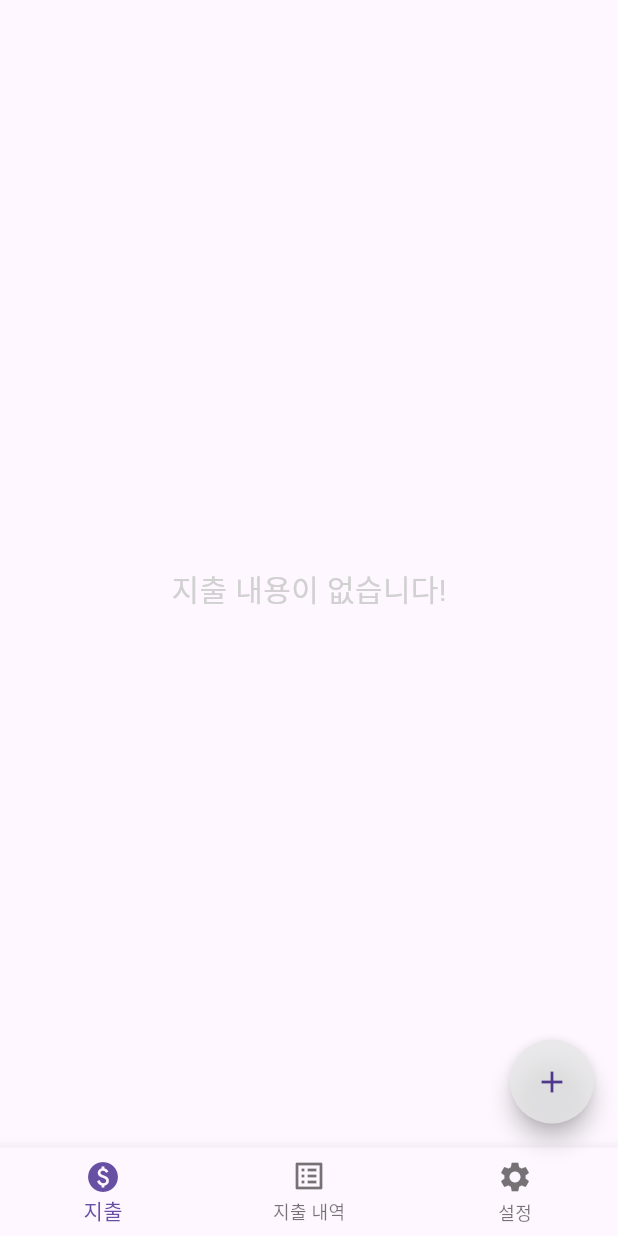
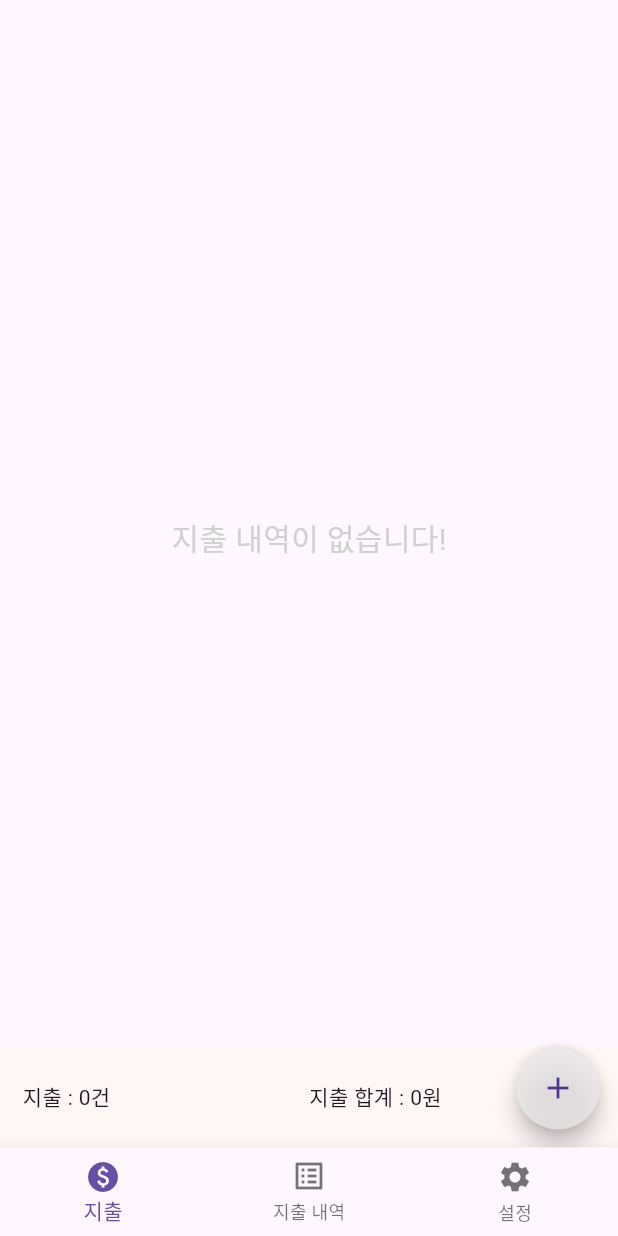
Before and after one commit to KR1023/expense_diary, a Flutter app: the screen it shows after launch, on a phone screen of 412 x 824 dp. Run offline on Flutter 3.47's test engine with Material 3 defaults, Android fonts, the phone set to English and light mode, and no system bars; our stand-ins replace drift, fluttertoast, get_it; accounts and stored records are empty; generated files the repository leaves out were written again.

Commit message:
bottomNavigationItem & expense summary

```diff
--- a/lib/main.dart
+++ b/lib/main.dart
@@ -1,4 +1,5 @@
 import 'package:flutter/material.dart';
+import 'package:expense_diary/screen/root_screen.dart';
 import 'package:expense_diary/screen/home_screen.dart';
 import 'package:expense_diary/database/drift_database.dart';
 import 'package:flutter_localizations/flutter_localizations.dart';
@@ -20,7 +21,7 @@ void main() {
           )
         )
       ),
-      home: HomeScreen(),
+      home: RootScreen(),
       localizationsDelegates: [
         GlobalMaterialLocalizations.delegate,
         GlobalWidgetsLocalizations.delegate,
--- /dev/null
+++ b/lib/screen/calendar_screen.dart
@@ -0,0 +1,18 @@
+import 'package:flutter/material.dart';
+
+class CalendarScreen extends StatefulWidget {
+  @override
+  State<StatefulWidget> createState() => _CalendarScreenState();
+
+}
+
+class _CalendarScreenState extends State<CalendarScreen> {
+  @override
+  Widget build(BuildContext context) {
+    return SafeArea(
+      child: Center(
+        child: Text("Calendar")
+      )
+    );
+  }
+}
--- a/lib/screen/home_screen.dart
+++ b/lib/screen/home_screen.dart
@@ -3,12 +3,14 @@ import 'package:expense_diary/component/expense_card.dart';
 import 'package:expense_diary/screen/add_screen.dart';
 import 'package:get_it/get_it.dart';
 import 'package:expense_diary/database/drift_database.dart';
+import 'package:intl/intl.dart';
 
 class HomeScreen extends StatelessWidget {
   @override
   Widget build(BuildContext context) {
     return Scaffold(
       floatingActionButton: floatingActionButton(context),
+      floatingActionButtonLocation: FloatingActionButtonLocation.miniEndFloat,
       body: SafeArea(
         child:
           Padding(
@@ -16,16 +18,16 @@ class HomeScreen extends StatelessWidget {
             child: Column(
               mainAxisAlignment: MainAxisAlignment.start,
               crossAxisAlignment: CrossAxisAlignment.stretch,
-
               children: [
-                Expanded(
+                Flexible(
+                  flex: 10,
                   child: StreamBuilder<List<Expense>>(
                       stream: GetIt.I<LocalDatabase>().watchExpense(),
                       builder: (context, snapshot) {
                         if(!snapshot.hasData || snapshot.data!.isEmpty){
                           return Center(
                               child: Text(
-                                '지출 내용이 없습니다!',
+                                '지출 내역이 없습니다!',
                                 style: TextStyle(
                                   fontSize: 20.0,
                                   color: Color(0xFFD1D1D1),
@@ -54,12 +56,59 @@ class HomeScreen extends StatelessWidget {
                         );
                       }
                   )
+                ),
+                Expanded(
+                  child: Container(
+                    width: double.infinity,
+                    color: Color(0xFFFFF6F6),
+                    child: Padding(
+                      padding: EdgeInsets.symmetric(horizontal: 15),
+                      child: Row(
+                        mainAxisAlignment: MainAxisAlignment.spaceBetween,
+                        children: [
+                          Expanded(
+                            child: StreamBuilder <List<Expense>>(
+                              stream: GetIt.I<LocalDatabase>().watchExpense(),
+                              builder: (context, snapshot) {
+                                return Text(
+                                    '지출 : ${snapshot.data?.length ?? 0}건'
+                                );
+                              }
+                            ),
+                          ),
+                          Expanded(
+                            child: StreamBuilder <List<Expense>>(
+                              stream: GetIt.I<LocalDatabase>().watchExpense(),
+                              builder: (context, snapshot) {
+                                final numberFormatter = NumberFormat('#,###');
+                                int totalExpense = 0;
+
+                                final data = snapshot.data;
+                                if(data == null || data.isEmpty) {
+                                  return Text(
+                                      "지출 합계 : 0원"
+                                  );
+                                }
+
+                                for(Expense e in data) {
+                                  totalExpense += e.expense;
+                                }
+
+                                return Text(
+                                  "합계 : ${numberFormatter.format(totalExpense)}원"
+                                );
+                              }
+                            )
+                          )
+                        ]
+                      )
+                    )
+                  )
                 )
               ],
             )
           )
       ),
-      bottomNavigationBar: renderBottomNavigation(),
     );
   }
 
@@ -78,29 +127,4 @@ class HomeScreen extends StatelessWidget {
       )
     );
   }
-
-  BottomNavigationBar renderBottomNavigation(){
-    return BottomNavigationBar(
-      items: [
-        BottomNavigationBarItem(
-          icon: Icon(
-            Icons.paid
-          ),
-          label: '지출'
-        ),
-        BottomNavigationBarItem(
-            icon: Icon(
-                Icons.list_alt
-            ),
-            label: '지출 내역'
-        ),
-        BottomNavigationBarItem(
-            icon: Icon(
-                Icons.settings
-            ),
-            label: '설정'
-        ),
-      ]
-    );
-  }
 }
--- /dev/null
+++ b/lib/screen/root_screen.dart
@@ -0,0 +1,61 @@
+import 'package:flutter/material.dart';
+import 'package:expense_diary/screen/home_screen.dart';
+
+class RootScreen extends StatefulWidget {
+
+  @override
+  State<RootScreen> createState() => _RootScreenState();
+
+}
+
+class _RootScreenState extends State<RootScreen>{
+
+  int _selectedIndex = 0;
+
+  final List<Widget> _screens = [
+    HomeScreen(),
+    Center(child:Text("지출 내역")),
+    Center(child:Text("설정"))
+  ];
+
+  void _onItemTapped(int index) {
+    setState(() {
+      _selectedIndex = index;
+    });
+  }
+
+  @override
+  Widget build(BuildContext context) {
+    return Scaffold(
+      body: _screens[_selectedIndex],
+      bottomNavigationBar: renderBottomNavigation(),
+    );
+  }
+
+  BottomNavigationBar renderBottomNavigation(){
+    return BottomNavigationBar(
+      currentIndex: _selectedIndex,
+      onTap: _onItemTapped,
+      items: [
+        BottomNavigationBarItem(
+            icon: Icon(
+                Icons.paid
+            ),
+            label: '지출'
+        ),
+        BottomNavigationBarItem(
+            icon: Icon(
+                Icons.list_alt
+            ),
+            label: '지출 내역'
+        ),
+        BottomNavigationBarItem(
+            icon: Icon(
+                Icons.settings
+            ),
+            label: '설정'
+        ),
+      ]
+    );
+  }
+}
```
